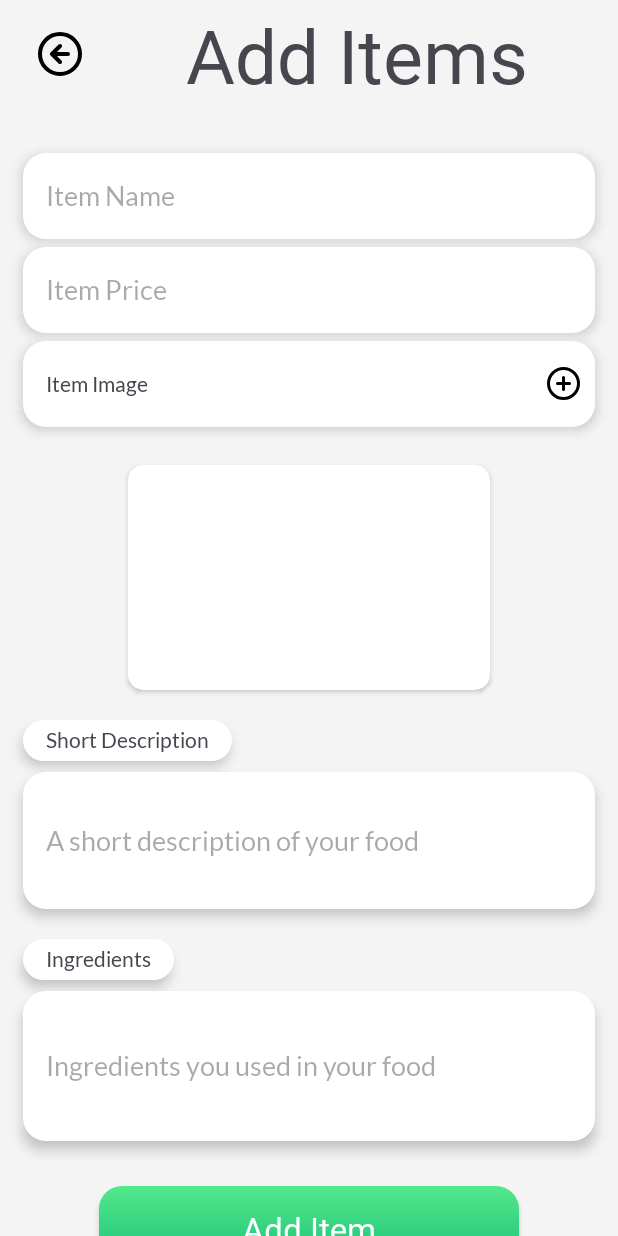
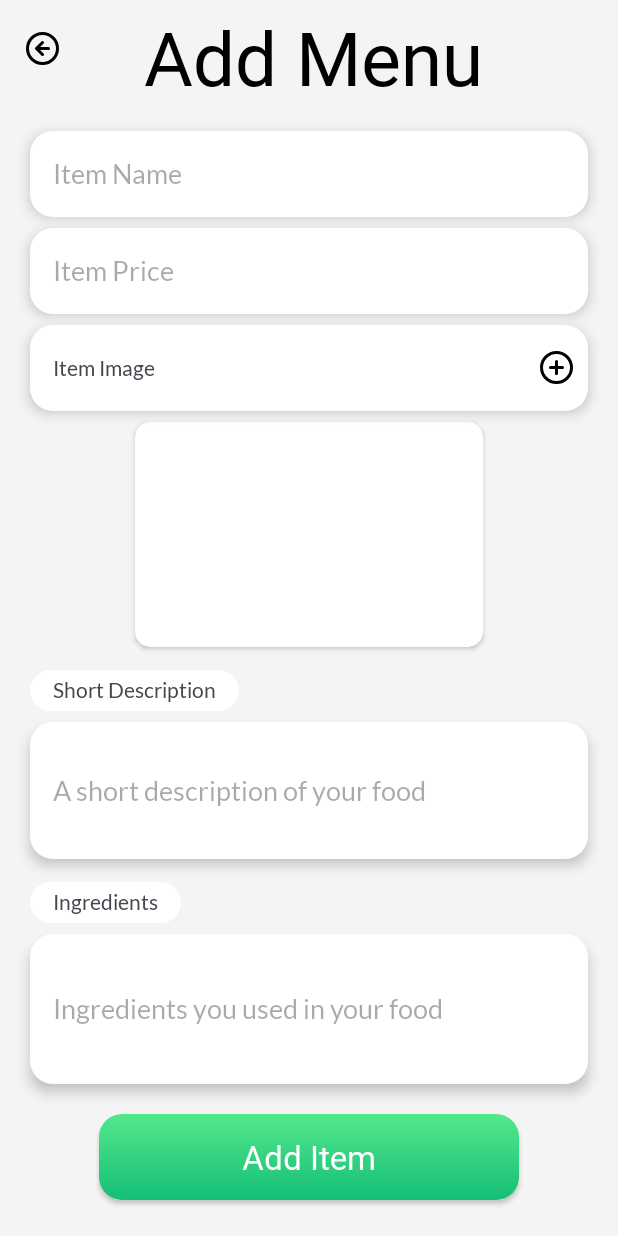
Before and after one commit to ChiragNikam/KhanaRasoi-Admin, an Android app: the Activity4_AddItem screen opened directly, with no data from a screen before it, on a phone screen of 412 x 824 dp. Run offline under Robolectric (Android 15) with nearby library versions, the phone set to English and light mode, and no system bars.

Commit message:
layout - some improvements in add_menu activity layouts, added toolbar in activity 4 and 5

```diff
--- a/app/src/main/AndroidManifest.xml
+++ b/app/src/main/AndroidManifest.xml
@@ -14,10 +14,12 @@
         tools:targetApi="31">
         <activity
             android:name=".Activity5_AllItems"
-            android:exported="false" />
+            android:exported="false"
+            android:parentActivityName=".Activity3_OrderSummery"/>
         <activity
             android:name=".Activity4_AddItem"
-            android:exported="false" />
+            android:exported="false"
+            android:parentActivityName=".Activity3_OrderSummery"/>
         <activity
             android:name=".Activity3_OrderSummery"
             android:exported="true">
--- a/app/src/main/java/com/example/khanarasoiadmin/Activity3_OrderSummery.kt
+++ b/app/src/main/java/com/example/khanarasoiadmin/Activity3_OrderSummery.kt
@@ -18,5 +18,10 @@ class Activity3_OrderSummery : AppCompatActivity() {
             val intent = Intent(this, Activity4_AddItem::class.java)
             startActivity(intent)
         }
+
+        binding.cardViewAllItems.setOnClickListener{
+            val intent = Intent(this, Activity5_AllItems::class.java)
+            startActivity(intent)
+        }
     }
 }
--- a/app/src/main/java/com/example/khanarasoiadmin/Activity4_AddItem.kt
+++ b/app/src/main/java/com/example/khanarasoiadmin/Activity4_AddItem.kt
@@ -15,6 +15,14 @@ class Activity4_AddItem : AppCompatActivity() {
         super.onCreate(savedInstanceState)
         setContentView(binding.root)
 
+        // setting toolbar
+        val toolbar = binding.toolbarAddNenu;
+        setSupportActionBar(toolbar);
+        if (supportActionBar != null) {
+            supportActionBar?.setDisplayHomeAsUpEnabled(true);
+            supportActionBar?.setHomeAsUpIndicator(R.drawable.back_button_icon);  // back button on toolbar
+        }
+
         val pickImage = registerForActivityResult(ActivityResultContracts.PickVisualMedia()){uri->
             if(uri != null){
                 binding.imgViewItemImage.setImageURI(uri)
@@ -27,9 +35,5 @@ class Activity4_AddItem : AppCompatActivity() {
         binding.txtViewItemImage.setOnClickListener{
             pickImage.launch(PickVisualMediaRequest(ActivityResultContracts.PickVisualMedia.ImageOnly))
         }
-
-        binding.btnBack.setOnClickListener{
-            onBackPressed()
-        }
     }
 }
--- a/app/src/main/java/com/example/khanarasoiadmin/Activity5_AllItems.kt
+++ b/app/src/main/java/com/example/khanarasoiadmin/Activity5_AllItems.kt
@@ -12,5 +12,13 @@ class Activity5_AllItems : AppCompatActivity() {
     override fun onCreate(savedInstanceState: Bundle?) {
         super.onCreate(savedInstanceState)
         setContentView(binding.root)
+
+        // setting toolbar
+        val toolbar = binding.toolbarAllItems;
+        setSupportActionBar(toolbar);
+        if (supportActionBar != null) {
+            supportActionBar?.setDisplayHomeAsUpEnabled(true);
+            supportActionBar?.setHomeAsUpIndicator(R.drawable.back_button_icon);  // back button on toolbar
+        }
     }
 }
--- a/app/src/main/res/layout/activity4_add_item.xml
+++ b/app/src/main/res/layout/activity4_add_item.xml
@@ -1,5 +1,5 @@
 <?xml version="1.0" encoding="utf-8"?>
-<androidx.core.widget.NestedScrollView xmlns:android="http://schemas.android.com/apk/res/android"
+<androidx.constraintlayout.widget.ConstraintLayout xmlns:android="http://schemas.android.com/apk/res/android"
     xmlns:app="http://schemas.android.com/apk/res-auto"
     xmlns:tools="http://schemas.android.com/tools"
     android:layout_width="match_parent"
@@ -7,115 +7,83 @@
     android:background="@color/background_white"
     android:orientation="vertical"
     tools:context=".Activity4_AddItem">
+    <com.google.android.material.appbar.AppBarLayout
+        android:id="@+id/appBarLayout"
+        android:layout_width="match_parent"
+        android:layout_height="wrap_content"
+        app:layout_constraintEnd_toEndOf="parent"
+        app:layout_constraintStart_toStartOf="parent"
+        app:layout_constraintTop_toTopOf="parent">
+
+        <androidx.appcompat.widget.Toolbar
+            android:id="@+id/toolbar_add_nenu"
+            android:layout_width="match_parent"
+            android:layout_height="match_parent"
+            android:minHeight="?attr/actionBarSize"
+            android:background="@color/background_white"
+            app:layout_constraintEnd_toEndOf="parent"
+            app:layout_constraintHorizontal_bias="0.0"
+            app:layout_constraintStart_toStartOf="parent"
+            app:layout_constraintTop_toTopOf="parent"
+            app:title="Add Menu"
+            app:titleMarginStart="40dp"
+            app:titleTextAppearance="@style/toolbar_style"
+            app:titleTextColor="@color/black" />
+    </com.google.android.material.appbar.AppBarLayout>
+
+    <androidx.core.widget.NestedScrollView
+        android:layout_width="match_parent"
+        android:layout_height="0dp"
+        app:layout_constraintBottom_toBottomOf="parent"
+        app:layout_constraintEnd_toEndOf="parent"
+        app:layout_constraintStart_toStartOf="parent"
+        app:layout_constraintTop_toBottomOf="@+id/appBarLayout">
+
 
         <androidx.constraintlayout.widget.ConstraintLayout
             android:layout_width="match_parent"
-        android:layout_height="match_parent">
-
-        <androidx.appcompat.widget.AppCompatImageButton
-            android:id="@+id/btn_back"
-            android:layout_width="48dp"
-            android:layout_height="48dp"
-            android:layout_marginStart="16dp"
-            android:layout_marginTop="12dp"
-            android:background="@color/background_white"
-            android:padding="9dp"
-            android:scaleType="centerCrop"
-            android:src="@drawable/back_button_icon"
-            android:contentDescription="go back"
+            android:layout_height="match_parent"
+            app:layout_constraintBottom_toBottomOf="parent"
+            app:layout_constraintEnd_toEndOf="parent"
             app:layout_constraintStart_toStartOf="parent"
-            app:layout_constraintTop_toTopOf="parent" />
-
-        <androidx.appcompat.widget.AppCompatTextView
-            android:id="@+id/txtView_add_item"
-            android:layout_width="wrap_content"
-            android:layout_height="wrap_content"
-            android:fontFamily="@font/yeon_sung_regular"
-            android:text="Add Items"
-            android:textSize="50sp"
-            app:layout_constraintBottom_toBottomOf="@+id/btn_back"
-            app:layout_constraintEnd_toEndOf="parent"
-            app:layout_constraintStart_toEndOf="@+id/btn_back"
-            app:layout_constraintTop_toTopOf="@+id/btn_back" />
-
-        <androidx.appcompat.widget.AppCompatEditText
-            android:id="@+id/editText_item_name"
-            android:layout_width="0dp"
-            android:layout_height="57dp"
-            android:layout_marginStart="15dp"
-            android:layout_marginTop="32dp"
-            android:layout_marginEnd="15dp"
-            android:background="@drawable/white_text_view_shape"
-            android:elevation="5dp"
-            android:fontFamily="@font/lato_regular"
-            android:hint="Item Name"
-            android:paddingStart="15dp"
-            android:paddingEnd="10dp"
-            android:maxLines="1"
-            android:inputType="text"
-            app:layout_constraintEnd_toEndOf="parent"
-            app:layout_constraintHorizontal_bias="0.491"
-            app:layout_constraintStart_toStartOf="parent"
-            app:layout_constraintTop_toBottomOf="@+id/txtView_add_item" />
-
-        <androidx.appcompat.widget.AppCompatEditText
-            android:id="@+id/editText_item_price"
-            android:layout_width="0dp"
-            android:layout_height="57dp"
-            android:layout_marginStart="15dp"
-            android:layout_marginTop="5dp"
-            android:layout_marginEnd="15dp"
-            android:background="@drawable/white_text_view_shape"
-            android:elevation="5dp"
-            android:fontFamily="@font/lato_regular"
-            android:hint="Item Price"
-            android:paddingStart="15dp"
-            android:paddingEnd="10dp"
-            android:maxLines="1"
-            android:inputType="numberDecimal"
-            app:layout_constraintEnd_toEndOf="parent"
-            app:layout_constraintHorizontal_bias="0.491"
-            app:layout_constraintStart_toStartOf="parent"
-            app:layout_constraintTop_toBottomOf="@+id/editText_item_name" />
+            app:layout_constraintTop_toBottomOf="@+id/appBarLayout">
 
             <androidx.appcompat.widget.AppCompatTextView
                 android:id="@+id/txtView_item_image"
                 android:layout_width="0dp"
                 android:layout_height="57dp"
-            android:layout_marginTop="5dp"
-            android:layout_marginStart="15dp"
-            android:layout_marginEnd="15dp"
+                android:layout_marginTop="7dp"
                 android:background="@drawable/white_text_view_shape"
+                android:drawableEnd="@drawable/plus_icon"
                 android:elevation="5dp"
                 android:fontFamily="@font/lato_regular"
                 android:gravity="center_vertical"
+                android:hint="Select Image"
+                android:paddingStart="15dp"
+                android:paddingEnd="10dp"
                 android:text="Item Image"
                 app:fontFamily="@font/lato_regular"
-            android:hint="Select Image"
-            android:drawableEnd="@drawable/plus_icon"
-            android:paddingStart="15dp"
-            android:paddingEnd="10dp"
-            app:layout_constraintEnd_toEndOf="parent"
-            app:layout_constraintHorizontal_bias="0.491"
-            app:layout_constraintStart_toStartOf="parent"
+                app:layout_constraintEnd_toEndOf="@+id/editText_item_price"
+                app:layout_constraintStart_toStartOf="@+id/editText_item_price"
                 app:layout_constraintTop_toBottomOf="@+id/editText_item_price" />
 
             <androidx.cardview.widget.CardView
                 android:id="@+id/cardView_item_image"
                 android:layout_width="0dp"
                 android:layout_height="150dp"
-            android:layout_marginTop="25dp"
+                android:layout_marginTop="7dp"
                 android:layout_marginStart="70dp"
                 android:layout_marginEnd="70dp"
                 app:cardCornerRadius="10dp"
                 app:layout_constraintEnd_toEndOf="@+id/txtView_item_image"
                 app:layout_constraintStart_toStartOf="@+id/txtView_item_image"
-            app:layout_constraintTop_toBottomOf="@id/txtView_item_image" >
+                app:layout_constraintTop_toBottomOf="@+id/txtView_item_image">
+
                 <androidx.appcompat.widget.AppCompatImageView
                     android:id="@+id/imgView_item_image"
                     android:layout_width="match_parent"
                     android:layout_height="match_parent"
-                android:scaleType="centerCrop"/>
+                    android:scaleType="centerCrop" />
 
             </androidx.cardview.widget.CardView>
 
@@ -123,18 +91,16 @@
                 android:id="@+id/txtView_description"
                 android:layout_width="wrap_content"
                 android:layout_height="27dp"
-            android:layout_marginStart="15dp"
-            android:layout_marginTop="20dp"
+                android:layout_marginTop="15dp"
                 android:background="@drawable/white_text_view_shape"
-            android:elevation="5dp"
                 android:fontFamily="@font/lato_regular"
                 android:gravity="center_vertical"
                 android:paddingStart="15dp"
                 android:paddingEnd="15dp"
                 android:text="Short Description"
                 android:textSize="14sp"
-            app:layout_constraintStart_toStartOf="parent"
-            app:layout_constraintTop_toBottomOf="@id/cardView_item_image" />
+                app:layout_constraintStart_toStartOf="@+id/txtView_item_image"
+                app:layout_constraintTop_toBottomOf="@+id/cardView_item_image" />
 
             <androidx.appcompat.widget.AppCompatEditText
                 android:id="@+id/editText_description"
@@ -144,22 +110,21 @@
                 android:background="@drawable/white_text_view_shape"
                 android:elevation="5dp"
                 android:fontFamily="@font/lato_regular"
+                android:hint="A short description of your food"
                 android:inputType="textMultiLine"
                 android:maxLines="4"
                 android:paddingStart="15dp"
                 android:paddingEnd="10dp"
-            android:hint="A short description of your food"
                 app:layout_constraintEnd_toEndOf="@+id/txtView_item_image"
                 app:layout_constraintStart_toStartOf="@+id/txtView_description"
-            app:layout_constraintTop_toBottomOf="@id/txtView_description" />
+                app:layout_constraintTop_toBottomOf="@+id/txtView_description" />
 
             <androidx.appcompat.widget.AppCompatTextView
                 android:id="@+id/txtView_ingredients"
                 android:layout_width="wrap_content"
                 android:layout_height="27dp"
-            android:layout_marginTop="20dp"
+                android:layout_marginTop="15dp"
                 android:background="@drawable/white_text_view_shape"
-            android:elevation="5dp"
                 android:fontFamily="@font/lato_regular"
                 android:gravity="center_vertical"
                 android:paddingStart="15dp"
@@ -167,7 +132,7 @@
                 android:text="Ingredients"
                 android:textSize="14sp"
                 app:layout_constraintStart_toStartOf="@+id/editText_description"
-            app:layout_constraintTop_toBottomOf="@id/editText_description" />
+                app:layout_constraintTop_toBottomOf="@+id/editText_description" />
 
             <androidx.appcompat.widget.AppCompatEditText
                 android:id="@+id/editText_ingredients"
@@ -177,30 +142,67 @@
                 android:background="@drawable/white_text_view_shape"
                 android:elevation="5dp"
                 android:fontFamily="@font/lato_regular"
+                android:hint="Ingredients you used in your food"
                 android:inputType="textMultiLine"
                 android:maxLines="5"
                 android:paddingStart="15dp"
                 android:paddingEnd="10dp"
-            android:hint="Ingredients you used in your food"
                 app:layout_constraintEnd_toEndOf="@+id/editText_description"
                 app:layout_constraintStart_toStartOf="@+id/txtView_ingredients"
-            app:layout_constraintTop_toBottomOf="@id/txtView_ingredients" />
+                app:layout_constraintTop_toBottomOf="@+id/txtView_ingredients" />
 
             <androidx.appcompat.widget.AppCompatButton
                 android:layout_width="280dp"
                 android:layout_height="57dp"
-            android:layout_marginTop="30dp"
-            android:layout_marginBottom="30dp"
+                android:layout_marginTop="20dp"
+                android:layout_marginBottom="20dp"
                 android:background="@drawable/green_button"
+                android:fontFamily="@font/yeon_sung_regular"
                 android:text="Add Item"
                 android:textAllCaps="false"
                 android:textColor="@color/white"
                 android:textSize="22sp"
-            android:fontFamily="@font/yeon_sung_regular"
                 app:layout_constraintBottom_toBottomOf="parent"
                 app:layout_constraintEnd_toEndOf="@+id/editText_ingredients"
                 app:layout_constraintStart_toStartOf="@+id/editText_ingredients"
                 app:layout_constraintTop_toBottomOf="@+id/editText_ingredients" />
 
+            <androidx.appcompat.widget.AppCompatEditText
+                android:id="@+id/editText_item_name"
+                android:layout_width="0dp"
+                android:layout_height="57dp"
+                android:layout_marginStart="20dp"
+                android:layout_marginTop="20dp"
+                android:layout_marginEnd="20dp"
+                android:background="@drawable/white_text_view_shape"
+                android:elevation="5dp"
+                android:fontFamily="@font/lato_regular"
+                android:hint="Item Name"
+                android:inputType="text"
+                android:maxLines="1"
+                android:paddingStart="15dp"
+                android:paddingEnd="10dp"
+                app:layout_constraintEnd_toEndOf="parent"
+                app:layout_constraintStart_toStartOf="parent"
+                app:layout_constraintTop_toTopOf="parent" />
+
+            <androidx.appcompat.widget.AppCompatEditText
+                android:id="@+id/editText_item_price"
+                android:layout_width="0dp"
+                android:layout_height="57dp"
+                android:layout_marginTop="7dp"
+                android:background="@drawable/white_text_view_shape"
+                android:elevation="5dp"
+                android:fontFamily="@font/lato_regular"
+                android:hint="Item Price"
+                android:inputType="numberDecimal"
+                android:maxLines="1"
+                android:paddingStart="15dp"
+                android:paddingEnd="10dp"
+                app:layout_constraintEnd_toEndOf="@+id/editText_item_name"
+                app:layout_constraintStart_toStartOf="@+id/editText_item_name"
+                app:layout_constraintTop_toBottomOf="@+id/editText_item_name" />
         </androidx.constraintlayout.widget.ConstraintLayout>
+
     </androidx.core.widget.NestedScrollView>
+</androidx.constraintlayout.widget.ConstraintLayout>
--- a/app/src/main/res/layout/activity5_all_items.xml
+++ b/app/src/main/res/layout/activity5_all_items.xml
@@ -4,6 +4,31 @@
     xmlns:tools="http://schemas.android.com/tools"
     android:layout_width="match_parent"
     android:layout_height="match_parent"
+    android:background="@color/background_white"
     tools:context=".Activity5_AllItems">
 
+    <com.google.android.material.appbar.AppBarLayout
+        android:id="@+id/appBarLayout"
+        android:layout_width="match_parent"
+        android:layout_height="wrap_content"
+        app:layout_constraintEnd_toEndOf="parent"
+        app:layout_constraintStart_toStartOf="parent"
+        app:layout_constraintTop_toTopOf="parent">
+
+        <androidx.appcompat.widget.Toolbar
+            android:id="@+id/toolbar_all_items"
+            android:layout_width="match_parent"
+            android:layout_height="match_parent"
+            android:minHeight="?attr/actionBarSize"
+            android:background="@color/background_white"
+            app:layout_constraintEnd_toEndOf="parent"
+            app:layout_constraintHorizontal_bias="0.0"
+            app:layout_constraintStart_toStartOf="parent"
+            app:layout_constraintTop_toTopOf="parent"
+            app:title="All Items"
+            app:titleMarginStart="40dp"
+            app:titleTextAppearance="@style/toolbar_style"
+            app:titleTextColor="@color/black" />
+    </com.google.android.material.appbar.AppBarLayout>
+
 </androidx.constraintlayout.widget.ConstraintLayout>
--- a/app/src/main/res/values/themes.xml
+++ b/app/src/main/res/values/themes.xml
@@ -5,5 +5,10 @@
         <!-- <item name="colorPrimary">@color/my_light_primary</item> -->
     </style>
 
+    <style name="toolbar_style">
+        <item name="android:fontFamily">@font/yeon_sung_regular</item>
+        <item name="android:textSize">50sp</item>
+    </style>
+
     <style name="Theme.KhanaRasoiAdmin" parent="Base.Theme.KhanaRasoiAdmin" />
 </resources>
```
Lines whose indentation alone changed are shown as unchanged.
